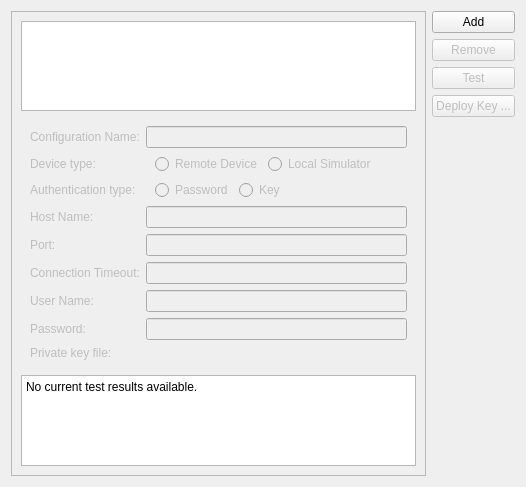
This is src/plugins/qt4projectmanager/qt-maemo/maemosettingswidget.ui in qt-creator/qt-creator as Qt 5 draws it before an edit. The edited form follows.
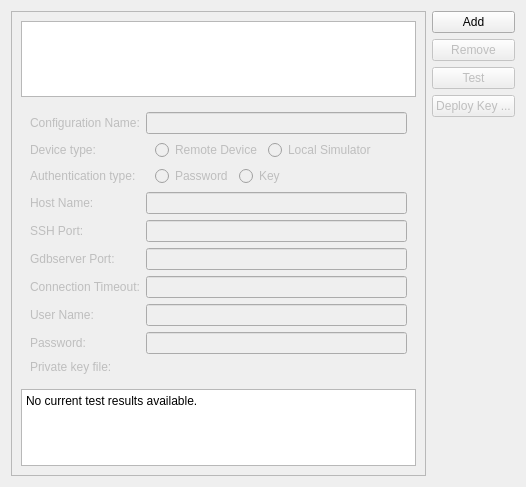
This is the edited form. Custom widgets are drawn as their Qt base class.

Commit message: Maemo: Make gdbserver port user-configurable.

Diff of the .ui file:
```diff
--- a/src/plugins/qt4projectmanager/qt-maemo/maemosettingswidget.ui
+++ b/src/plugins/qt4projectmanager/qt-maemo/maemosettingswidget.ui
@@ -124,48 +124,48 @@
          <item row="4" column="0">
           <widget class="QLabel" name="label_4">
            <property name="text">
-            <string>Port:</string>
+            <string>SSH Port:</string>
            </property>
           </widget>
          </item>
          <item row="4" column="1">
           <widget class="QLineEdit" name="portLineEdit"/>
          </item>
-         <item row="5" column="0">
+         <item row="6" column="0">
           <widget class="QLabel" name="label_5">
            <property name="text">
             <string>Connection Timeout:</string>
            </property>
           </widget>
          </item>
-         <item row="5" column="1">
+         <item row="6" column="1">
           <widget class="QLineEdit" name="timeoutLineEdit"/>
          </item>
-         <item row="6" column="0">
+         <item row="7" column="0">
           <widget class="QLabel" name="label_6">
            <property name="text">
             <string>User Name:</string>
            </property>
           </widget>
          </item>
-         <item row="6" column="1">
+         <item row="7" column="1">
           <widget class="QLineEdit" name="userLineEdit"/>
          </item>
-         <item row="7" column="0">
+         <item row="8" column="0">
           <widget class="QLabel" name="passwordLabel">
            <property name="text">
             <string>Password:</string>
            </property>
           </widget>
          </item>
-         <item row="7" column="1">
+         <item row="8" column="1">
           <widget class="QLineEdit" name="pwdLineEdit">
            <property name="echoMode">
             <enum>QLineEdit::Password</enum>
            </property>
           </widget>
          </item>
-         <item row="8" column="0">
+         <item row="9" column="0">
           <widget class="QLabel" name="keyLabel">
            <property name="text">
             <string>Private key file:</string>
@@ -175,6 +175,16 @@
          <item row="8" column="1">
           <widget class="Utils::PathChooser" name="keyFileLineEdit" native="true"/>
          </item>
+         <item row="5" column="0">
+          <widget class="QLabel" name="gdbServerPortLabel">
+           <property name="text">
+            <string>Gdbserver Port:</string>
+           </property>
+          </widget>
+         </item>
+         <item row="5" column="1">
+          <widget class="QLineEdit" name="gdbServerPortLineEdit"/>
+         </item>
         </layout>
        </widget>
       </item>
```
Left out of the diff: 47 changed lines with no effect on the pictures. The commit also changes 6 other files.
